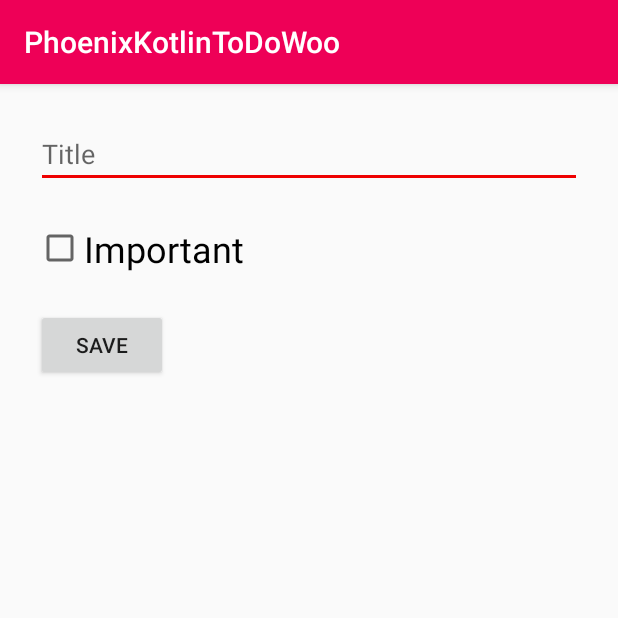
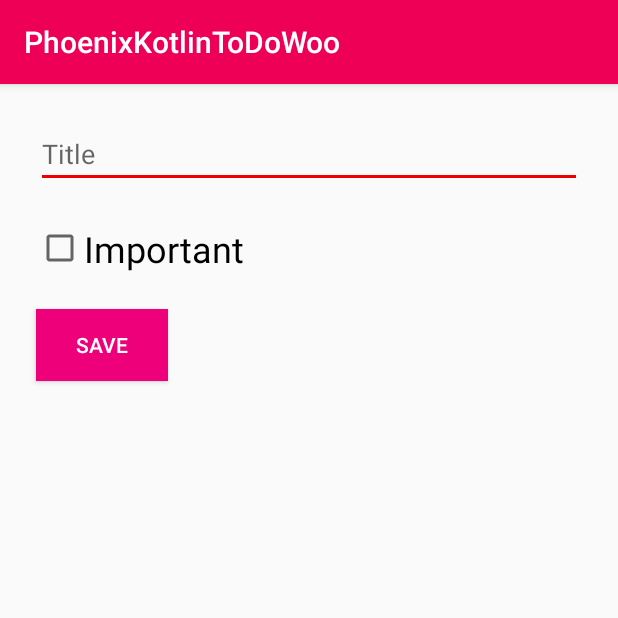
Before and after one commit to Jitgitbit/kotlin_exercise_four, an Android app: the CreateToDoActivity screen opened directly, with no data from a screen before it, on a phone screen of 412 x 824 dp, the top half of it. Run offline under Robolectric (Android 15) with nearby library versions, the phone set to English and light mode, and no system bars.

Commit message:
changed the colors bis

```diff
--- a/app/src/main/java/com/example/phoenixkotlintodowoo/MainActivity.kt
+++ b/app/src/main/java/com/example/phoenixkotlintodowoo/MainActivity.kt
@@ -5,7 +5,6 @@ import android.content.Intent
 import android.graphics.Color
 import android.os.Bundle
 import com.google.android.material.floatingactionbutton.FloatingActionButton
-import com.google.android.material.snackbar.Snackbar
 import androidx.appcompat.app.AppCompatActivity
 import android.view.Menu
 import android.view.MenuItem
--- a/app/src/main/res/layout/activity_complete_to_do.xml
+++ b/app/src/main/res/layout/activity_complete_to_do.xml
@@ -30,6 +30,7 @@
         android:layout_marginBottom="16dp"
         android:background="@color/colorPrimaryDark"
         android:text="Complete"
+        android:textColor="@color/cardview_light_background"
         app:layout_constraintBottom_toBottomOf="parent"
         app:layout_constraintEnd_toEndOf="parent"
         app:layout_constraintHorizontal_bias="0.5"
--- a/app/src/main/res/layout/activity_create_to_do.xml
+++ b/app/src/main/res/layout/activity_create_to_do.xml
@@ -37,7 +37,9 @@
         android:layout_width="0dp"
         android:layout_height="wrap_content"
         android:layout_marginTop="24dp"
+        android:background="@color/colorPrimaryDark"
         android:text="Save"
+        android:textColor="@color/cardview_light_background"
         app:layout_constraintStart_toStartOf="@+id/importantCheckBox"
         app:layout_constraintTop_toBottomOf="@+id/importantCheckBox" />
 </androidx.constraintlayout.widget.ConstraintLayout>
```
Also changed, not shown: 1 other file.
